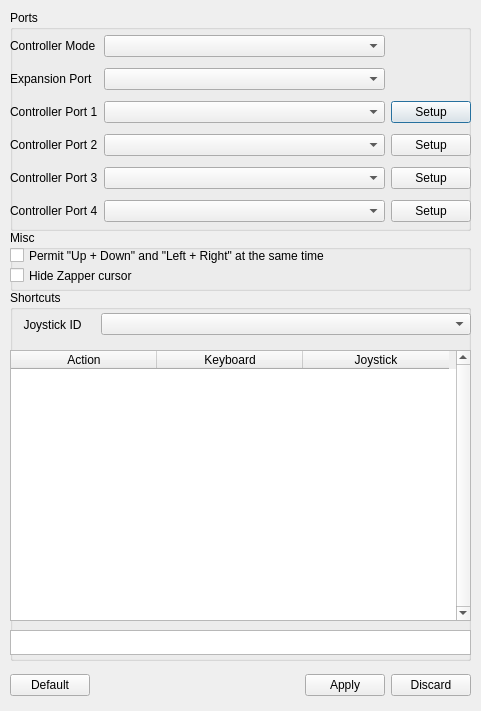
Above: src/gui/designer/dlgInput.ui from punesemu/puNES before the change. Below: the same form after it.
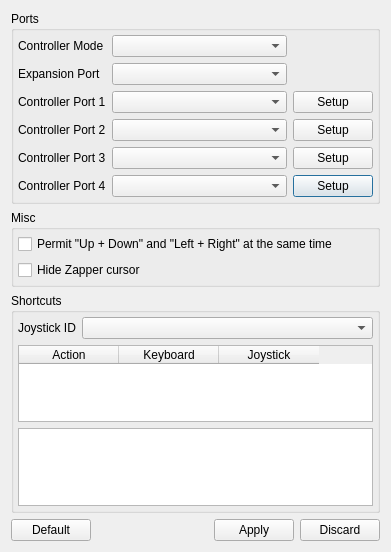
That is the form after the change.

```diff
--- a/src/gui/designer/dlgInput.ui
+++ b/src/gui/designer/dlgInput.ui
@@ -6,51 +6,115 @@
    <rect>
     <x>0</x>
     <y>0</y>
-    <width>481</width>
-    <height>711</height>
+    <width>391</width>
+    <height>552</height>
    </rect>
   </property>
   <property name="windowTitle">
    <string>Input Configuration</string>
   </property>
+  <layout class="QVBoxLayout" name="verticalLayout_Input_Dialog">
+   <item>
   <widget class="QGroupBox" name="groupBox_Ports">
-   <property name="geometry">
-    <rect>
-     <x>10</x>
-     <y>10</y>
-     <width>461</width>
-     <height>221</height>
-    </rect>
-   </property>
    <property name="title">
     <string>Ports</string>
    </property>
    <property name="flat">
     <bool>true</bool>
    </property>
-   <widget class="QWidget" name="gridLayoutWidget">
-    <property name="geometry">
-     <rect>
-      <x>0</x>
-      <y>20</y>
-      <width>461</width>
-      <height>201</height>
-     </rect>
-    </property>
-    <layout class="QGridLayout" name="gridLayout">
+     <layout class="QVBoxLayout" name="verticalLayout_groupBox_Ports">
+      <property name="leftMargin">
+       <number>4</number>
+      </property>
+      <property name="topMargin">
+       <number>4</number>
+      </property>
+      <property name="rightMargin">
+       <number>4</number>
+      </property>
+      <property name="bottomMargin">
+       <number>4</number>
+      </property>
+      <item>
+       <layout class="QGridLayout" name="gridLayout_Settings_Ports">
+        <item row="3" column="1">
+         <widget class="QComboBox" name="comboBox_cp2">
+          <property name="sizePolicy">
+           <sizepolicy hsizetype="Expanding" vsizetype="Fixed">
+            <horstretch>0</horstretch>
+            <verstretch>0</verstretch>
+           </sizepolicy>
+          </property>
+         </widget>
+        </item>
+        <item row="2" column="1">
+         <widget class="QComboBox" name="comboBox_cp1">
+          <property name="sizePolicy">
+           <sizepolicy hsizetype="Expanding" vsizetype="Fixed">
+            <horstretch>0</horstretch>
+            <verstretch>0</verstretch>
+           </sizepolicy>
+          </property>
+         </widget>
+        </item>
+        <item row="1" column="1">
+         <widget class="QComboBox" name="comboBox_exp">
+          <property name="sizePolicy">
+           <sizepolicy hsizetype="Expanding" vsizetype="Fixed">
+            <horstretch>0</horstretch>
+            <verstretch>0</verstretch>
+           </sizepolicy>
+          </property>
+         </widget>
+        </item>
+        <item row="5" column="1">
+         <widget class="QComboBox" name="comboBox_cp4">
+          <property name="sizePolicy">
+           <sizepolicy hsizetype="Expanding" vsizetype="Fixed">
+            <horstretch>0</horstretch>
+            <verstretch>0</verstretch>
+           </sizepolicy>
+          </property>
+         </widget>
+        </item>
+        <item row="5" column="0">
+         <widget class="QLabel" name="label_cp4">
+          <property name="text">
+           <string>Controller Port 4</string>
+          </property>
+         </widget>
+        </item>
+        <item row="5" column="2">
+         <widget class="QPushButton" name="pushButton_cp4">
+          <property name="text">
+           <string>Setup</string>
+          </property>
+         </widget>
+        </item>
      <item row="3" column="0">
       <widget class="QLabel" name="label_cp2">
-       <property name="sizePolicy">
-        <sizepolicy hsizetype="Fixed" vsizetype="Preferred">
-         <horstretch>0</horstretch>
-         <verstretch>0</verstretch>
-        </sizepolicy>
-       </property>
        <property name="text">
         <string>Controller Port 2</string>
        </property>
       </widget>
      </item>
+        <item row="2" column="0">
+         <widget class="QLabel" name="label_cp1">
+          <property name="text">
+           <string>Controller Port 1</string>
+          </property>
+         </widget>
+        </item>
+        <item row="4" column="1">
+         <widget class="QComboBox" name="comboBox_cp3">
+          <property name="sizePolicy">
+           <sizepolicy hsizetype="Expanding" vsizetype="Fixed">
+            <horstretch>0</horstretch>
+            <verstretch>0</verstretch>
+           </sizepolicy>
+          </property>
+         </widget>
+        </item>
      <item row="2" column="2">
       <widget class="QPushButton" name="pushButton_cp1">
        <property name="text">
@@ -60,91 +124,15 @@
      </item>
      <item row="4" column="0">
       <widget class="QLabel" name="label_cp3">
-       <property name="sizePolicy">
-        <sizepolicy hsizetype="Fixed" vsizetype="Preferred">
-         <horstretch>0</horstretch>
-         <verstretch>0</verstretch>
-        </sizepolicy>
-       </property>
        <property name="text">
         <string>Controller Port 3</string>
        </property>
       </widget>
      </item>
-     <item row="5" column="0">
-      <widget class="QLabel" name="label_cp4">
-       <property name="sizePolicy">
-        <sizepolicy hsizetype="Fixed" vsizetype="Preferred">
-         <horstretch>0</horstretch>
-         <verstretch>0</verstretch>
-        </sizepolicy>
-       </property>
+        <item row="1" column="0">
+         <widget class="QLabel" name="label_exp">
        <property name="text">
-        <string>Controller Port 4</string>
-       </property>
-      </widget>
-     </item>
-     <item row="4" column="1">
-      <widget class="QComboBox" name="comboBox_cp3">
-       <property name="sizePolicy">
-        <sizepolicy hsizetype="Expanding" vsizetype="Fixed">
-         <horstretch>0</horstretch>
-         <verstretch>0</verstretch>
-        </sizepolicy>
-       </property>
-      </widget>
-     </item>
-     <item row="4" column="2">
-      <widget class="QPushButton" name="pushButton_cp3">
-       <property name="text">
-        <string>Setup</string>
-       </property>
-      </widget>
-     </item>
-     <item row="5" column="1">
-      <widget class="QComboBox" name="comboBox_cp4">
-       <property name="sizePolicy">
-        <sizepolicy hsizetype="Expanding" vsizetype="Fixed">
-         <horstretch>0</horstretch>
-         <verstretch>0</verstretch>
-        </sizepolicy>
-       </property>
-      </widget>
-     </item>
-     <item row="2" column="0">
-      <widget class="QLabel" name="label_cp1">
-       <property name="sizePolicy">
-        <sizepolicy hsizetype="Fixed" vsizetype="Preferred">
-         <horstretch>0</horstretch>
-         <verstretch>0</verstretch>
-        </sizepolicy>
-       </property>
-       <property name="text">
-        <string>Controller Port 1</string>
-       </property>
-      </widget>
-     </item>
-     <item row="3" column="2">
-      <widget class="QPushButton" name="pushButton_cp2">
-       <property name="text">
-        <string>Setup</string>
-       </property>
-      </widget>
-     </item>
-     <item row="3" column="1">
-      <widget class="QComboBox" name="comboBox_cp2">
-       <property name="sizePolicy">
-        <sizepolicy hsizetype="Expanding" vsizetype="Fixed">
-         <horstretch>0</horstretch>
-         <verstretch>0</verstretch>
-        </sizepolicy>
-       </property>
-      </widget>
-     </item>
-     <item row="5" column="2">
-      <widget class="QPushButton" name="pushButton_cp4">
-       <property name="text">
-        <string>Setup</string>
+           <string>Expansion Port</string>
        </property>
       </widget>
      </item>
@@ -158,175 +146,120 @@
        </property>
       </widget>
      </item>
+        <item row="3" column="2">
+         <widget class="QPushButton" name="pushButton_cp2">
+          <property name="text">
+           <string>Setup</string>
+          </property>
+         </widget>
+        </item>
+        <item row="4" column="2">
+         <widget class="QPushButton" name="pushButton_cp3">
+          <property name="text">
+           <string>Setup</string>
+          </property>
+         </widget>
+        </item>
      <item row="0" column="0">
       <widget class="QLabel" name="label_cm">
-       <property name="sizePolicy">
-        <sizepolicy hsizetype="Fixed" vsizetype="Preferred">
-         <horstretch>0</horstretch>
-         <verstretch>0</verstretch>
-        </sizepolicy>
-       </property>
        <property name="text">
         <string>Controller Mode</string>
        </property>
       </widget>
      </item>
-     <item row="2" column="1">
-      <widget class="QComboBox" name="comboBox_cp1">
-       <property name="sizePolicy">
-        <sizepolicy hsizetype="Expanding" vsizetype="Fixed">
-         <horstretch>0</horstretch>
-         <verstretch>0</verstretch>
-        </sizepolicy>
-       </property>
-      </widget>
-     </item>
-     <item row="1" column="1">
-      <widget class="QComboBox" name="comboBox_exp"/>
-     </item>
-     <item row="1" column="0">
-      <widget class="QLabel" name="label_exp">
-       <property name="text">
-        <string>Expansion Port</string>
-       </property>
-      </widget>
-     </item>
-    </layout>
-   </widget>
-  </widget>
-  <widget class="QWidget" name="horizontalLayoutWidget_2">
-   <property name="geometry">
-    <rect>
-     <x>10</x>
-     <y>670</y>
-     <width>461</width>
-     <height>31</height>
-    </rect>
-   </property>
-   <layout class="QHBoxLayout" name="horizontalLayout_Standard_Button">
-    <item>
-     <widget class="QPushButton" name="pushButton_Default">
-      <property name="text">
-       <string>Default</string>
-      </property>
-     </widget>
+       </layout>
+      </item>
+     </layout>
+    </widget>
     </item>
     <item>
-     <spacer name="horizontalSpacer">
-      <property name="orientation">
-       <enum>Qt::Horizontal</enum>
-      </property>
-      <property name="sizeHint" stdset="0">
-       <size>
-        <width>40</width>
-        <height>20</height>
-       </size>
-      </property>
-     </spacer>
-    </item>
-    <item>
-     <widget class="QPushButton" name="pushButton_Apply">
-      <property name="text">
-       <string>Apply</string>
-      </property>
-     </widget>
-    </item>
-    <item>
-     <widget class="QPushButton" name="pushButton_Discard">
-      <property name="text">
-       <string>Discard</string>
-      </property>
-     </widget>
-    </item>
-   </layout>
-  </widget>
   <widget class="QGroupBox" name="groupBox_Misc">
-   <property name="geometry">
-    <rect>
-     <x>10</x>
-     <y>230</y>
-     <width>461</width>
-     <height>61</height>
-    </rect>
-   </property>
    <property name="title">
     <string>Misc</string>
    </property>
    <property name="flat">
     <bool>true</bool>
    </property>
+     <layout class="QVBoxLayout" name="verticalLayout_groupBox_Misc">
+      <property name="leftMargin">
+       <number>4</number>
+      </property>
+      <property name="topMargin">
+       <number>4</number>
+      </property>
+      <property name="rightMargin">
+       <number>4</number>
+      </property>
+      <property name="bottomMargin">
+       <number>4</number>
+      </property>
+      <item>
    <widget class="QCheckBox" name="checkBox_Permit_updown">
-    <property name="geometry">
-     <rect>
-      <x>0</x>
-      <y>10</y>
-      <width>461</width>
-      <height>31</height>
-     </rect>
-    </property>
     <property name="text">
      <string>Permit &quot;Up + Down&quot; and &quot;Left + Right&quot; at the same time</string>
     </property>
    </widget>
+      </item>
+      <item>
    <widget class="QCheckBox" name="checkBox_Hide_Zapper_cursor">
-    <property name="geometry">
-     <rect>
-      <x>0</x>
-      <y>30</y>
-      <width>461</width>
-      <height>31</height>
-     </rect>
-    </property>
     <property name="text">
      <string>Hide Zapper cursor</string>
     </property>
    </widget>
-  </widget>
+      </item>
+     </layout>
+    </widget>
+   </item>
+   <item>
   <widget class="QGroupBox" name="groupBox_Shortcuts">
-   <property name="geometry">
-    <rect>
-     <x>10</x>
-     <y>290</y>
-     <width>461</width>
-     <height>371</height>
-    </rect>
-   </property>
    <property name="title">
     <string>Shortcuts</string>
    </property>
    <property name="flat">
     <bool>true</bool>
    </property>
+     <layout class="QVBoxLayout" name="verticalLayout_groupBox_Shortcuts">
+      <property name="leftMargin">
+       <number>4</number>
+      </property>
+      <property name="topMargin">
+       <number>4</number>
+      </property>
+      <property name="rightMargin">
+       <number>4</number>
+      </property>
+      <property name="bottomMargin">
+       <number>4</number>
+      </property>
+      <item>
+       <layout class="QHBoxLayout" name="horizontalLayout_joy_ID">
+        <item>
+         <widget class="QLabel" name="label_joy_ID">
+          <property name="text">
+           <string>Joystick ID</string>
+          </property>
+         </widget>
+        </item>
+        <item>
+         <widget class="QComboBox" name="comboBox_joy_ID">
+          <property name="sizePolicy">
+           <sizepolicy hsizetype="Expanding" vsizetype="Fixed">
+            <horstretch>0</horstretch>
+            <verstretch>0</verstretch>
+           </sizepolicy>
+          </property>
+         </widget>
+        </item>
+       </layout>
+      </item>
+      <item>
    <widget class="QTableWidget" name="tableWidget_Shortcuts">
-    <property name="geometry">
-     <rect>
-      <x>0</x>
-      <y>60</y>
-      <width>461</width>
-      <height>271</height>
-     </rect>
-    </property>
-    <property name="verticalScrollBarPolicy">
-     <enum>Qt::ScrollBarAlwaysOn</enum>
-    </property>
-    <property name="horizontalScrollBarPolicy">
-     <enum>Qt::ScrollBarAsNeeded</enum>
-    </property>
     <property name="editTriggers">
      <set>QAbstractItemView::NoEditTriggers</set>
     </property>
     <property name="selectionMode">
-     <enum>QAbstractItemView::SingleSelection</enum>
-    </property>
-    <property name="selectionBehavior">
-     <enum>QAbstractItemView::SelectRows</enum>
-    </property>
-    <attribute name="horizontalHeaderDefaultSectionSize">
-     <number>146</number>
-    </attribute>
-    <attribute name="horizontalHeaderStretchLastSection">
-     <bool>false</bool>
-    </attribute>
+         <enum>QAbstractItemView::NoSelection</enum>
+        </property>
     <attribute name="verticalHeaderVisible">
      <bool>false</bool>
     </attribute>
@@ -346,64 +279,9 @@
      </property>
     </column>
    </widget>
-   <widget class="QWidget" name="layoutWidget">
-    <property name="geometry">
-     <rect>
-      <x>0</x>
-      <y>20</y>
-      <width>461</width>
-      <height>29</height>
-     </rect>
-    </property>
-    <layout class="QHBoxLayout" name="horizontalLayout_joy_ID">
-     <item>
-      <widget class="QLabel" name="label_joy_ID">
-       <property name="sizePolicy">
-        <sizepolicy hsizetype="Fixed" vsizetype="Preferred">
-         <horstretch>0</horstretch>
-         <verstretch>0</verstretch>
-        </sizepolicy>
-       </property>
-       <property name="minimumSize">
-        <size>
-         <width>85</width>
-         <height>0</height>
-        </size>
-       </property>
-       <property name="maximumSize">
-        <size>
-         <width>85</width>
-         <height>16777215</height>
-        </size>
-       </property>
-       <property name="text">
-        <string>Joystick ID</string>
-       </property>
-       <property name="alignment">
-        <set>Qt::AlignCenter</set>
-       </property>
-      </widget>
      </item>
      <item>
-      <widget class="QComboBox" name="comboBox_joy_ID"/>
-     </item>
-    </layout>
-   </widget>
    <widget class="QPlainTextEdit" name="plainTextEdit_input_info">
-    <property name="geometry">
-     <rect>
-      <x>0</x>
-      <y>340</y>
-      <width>461</width>
-      <height>25</height>
-     </rect>
-    </property>
-    <property name="maximumSize">
-     <size>
-      <width>16777215</width>
-      <height>25</height>
-     </size>
-    </property>
     <property name="focusPolicy">
      <enum>Qt::NoFocus</enum>
     </property>
@@ -425,11 +303,53 @@
     <property name="textInteractionFlags">
      <set>Qt::NoTextInteraction</set>
     </property>
-    <property name="centerOnScroll">
-     <bool>true</bool>
-    </property>
-   </widget>
-  </widget>
+       </widget>
+      </item>
+     </layout>
+    </widget>
+   </item>
+   <item>
+    <layout class="QHBoxLayout" name="horizontalLayout_Standard_Button">
+     <property name="spacing">
+      <number>6</number>
+     </property>
+     <item>
+      <widget class="QPushButton" name="pushButton_Default">
+       <property name="text">
+        <string>Default</string>
+       </property>
+      </widget>
+     </item>
+     <item>
+      <spacer name="horizontalSpacer">
+       <property name="orientation">
+        <enum>Qt::Horizontal</enum>
+       </property>
+       <property name="sizeHint" stdset="0">
+        <size>
+         <width>0</width>
+         <height>0</height>
+        </size>
+       </property>
+      </spacer>
+     </item>
+     <item>
+      <widget class="QPushButton" name="pushButton_Apply">
+       <property name="text">
+        <string>Apply</string>
+       </property>
+      </widget>
+     </item>
+     <item>
+      <widget class="QPushButton" name="pushButton_Discard">
+       <property name="text">
+        <string>Discard</string>
+       </property>
+      </widget>
+     </item>
+    </layout>
+   </item>
+  </layout>
  </widget>
  <resources/>
  <connections/>
```
Left out of the diff: 3 changed lines with no effect on the pictures. Lines whose indentation alone changed are shown as unchanged.
